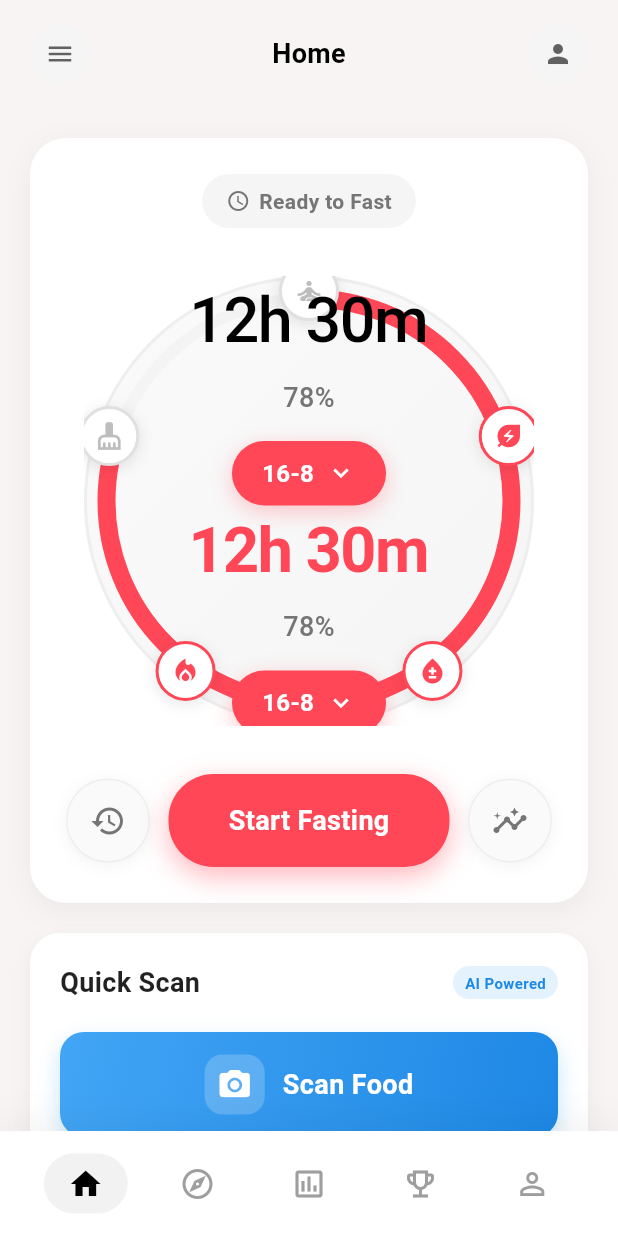
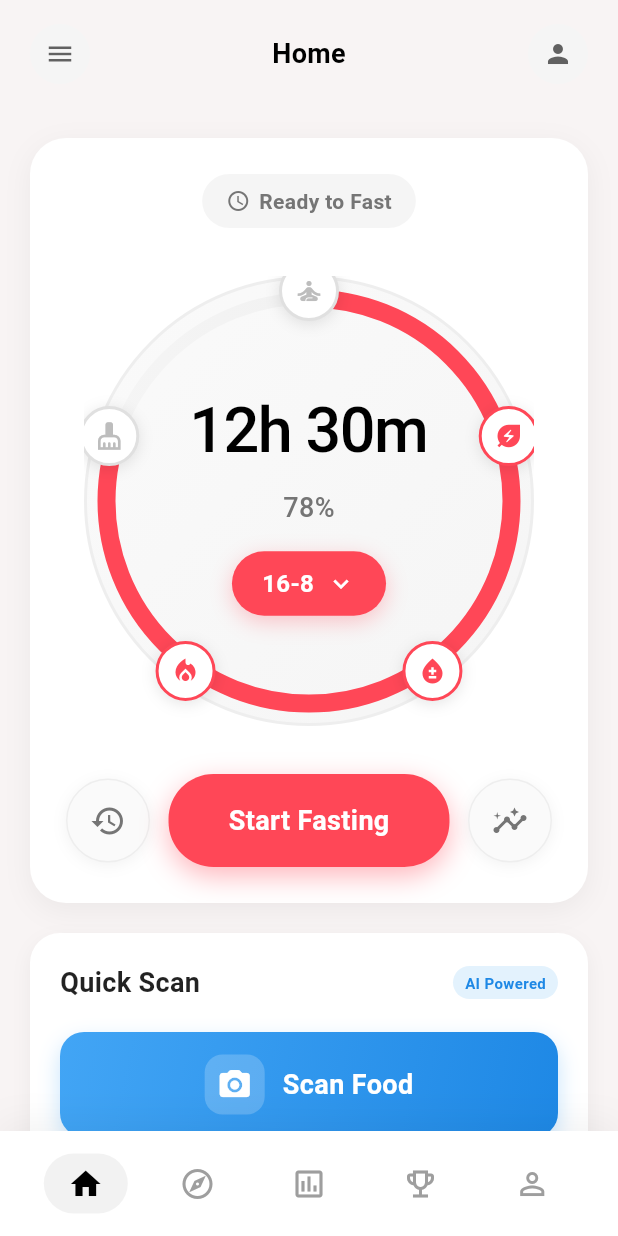
Before and after one commit to snowfoxwoo/learn_flutter, a Flutter app: the screen it shows after launch, on a phone screen of 412 x 824 dp. Run offline on Flutter 3.47's test engine with Material 3 defaults, Android fonts, the phone set to English and light mode, and no system bars; our stand-ins replace assets_audio_player, camera, fl_chart, flutter_animate, flutter_svg, geolocator and 2 more; missing offline and left inert: tflite_flutter; project files that could hold a hidden picture were left out.

Commit message:
fix gradle, food scanner and fasting timer banner issues

```diff
--- a/flouriscent_nutrional_app/lib/models/user_metrics.dart
+++ b/flouriscent_nutrional_app/lib/models/user_metrics.dart
@@ -1,5 +1,3 @@
-import 'package:flutter/foundation.dart';
-
 class UserMetrics {
   final int calories;
   final int calorieGoal;
--- a/flouriscent_nutrional_app/lib/screens/food_scanner_screen.dart
+++ b/flouriscent_nutrional_app/lib/screens/food_scanner_screen.dart
@@ -264,7 +264,7 @@ class _FoodScannerScreenState extends State<FoodScannerScreen> {
 
       // Prepare output
       final output = _prepareOutput();
-      _updateDebugInfo("Output prepared with shape: ${_outputShape}");
+      _updateDebugInfo("Output prepared with shape: $_outputShape");
 
       // Run inference
       _interpreter!.run(input, output);
--- a/flouriscent_nutrional_app/lib/widgets/fasting_timer_banner.dart
+++ b/flouriscent_nutrional_app/lib/widgets/fasting_timer_banner.dart
@@ -1,7 +1,6 @@
 import 'package:flutter/material.dart';
 import 'dart:math' as math;
 import '../providers/user_metrics_provider.dart';
-import '../utils/dialog_helpers.dart';
 
 class FastingTimerBanner extends StatefulWidget {
   final UserMetricsProvider provider;
@@ -27,25 +26,6 @@ class FastingStage {
 
 class _FastingTimerBannerState extends State<FastingTimerBanner> {
   bool _showCompletion = false;
-
-  @override
-  void initState() {
-    super.initState();
-    WidgetsBinding.instance.addPostFrameCallback((_) {
-      _checkFastingCompletion();
-    });
-  }
-
-  void _checkFastingCompletion() {
-    if (widget.provider.isFasting &&
-        widget.provider.metrics.fastingProgress >= 1.0) {
-      widget.provider.stopFasting();
-      setState(() => _showCompletion = true);
-      Future.delayed(const Duration(seconds: 2), () {
-        if (mounted) setState(() => _showCompletion = false);
-      });
-    }
-  }
 
   final List<FastingStage> fastingStages = [
     FastingStage(
@@ -96,6 +76,25 @@ class _FastingTimerBannerState extends State<FastingTimerBanner> {
   ];
 
   @override
+  void initState() {
+    super.initState();
+    WidgetsBinding.instance.addPostFrameCallback((_) {
+      _checkFastingCompletion();
+    });
+  }
+
+  void _checkFastingCompletion() {
+    if (widget.provider.isFasting &&
+        widget.provider.metrics.fastingProgress >= 1.0) {
+      widget.provider.stopFasting();
+      setState(() => _showCompletion = true);
+      Future.delayed(const Duration(seconds: 2), () {
+        if (mounted) setState(() => _showCompletion = false);
+      });
+    }
+  }
+
+  @override
   Widget build(BuildContext context) {
     final metrics = widget.provider.metrics;
     final isFasting = widget.provider.isFasting;
@@ -122,7 +121,28 @@ class _FastingTimerBannerState extends State<FastingTimerBanner> {
         mainAxisAlignment: MainAxisAlignment.center,
         children: [
           // Status Header
-          Container(
+          _buildStatusHeader(isCompleted, isFasting, primaryColor),
+
+          const SizedBox(height: 32),
+
+          // Circular Timer
+          _buildCircularTimer(metrics, primaryColor, selectedPreset),
+
+          const SizedBox(height: 32),
+
+          // Action Buttons Row
+          _buildActionButtons(isFasting, primaryColor),
+        ],
+      ),
+    );
+  }
+
+  Widget _buildStatusHeader(
+    bool isCompleted,
+    bool isFasting,
+    Color primaryColor,
+  ) {
+    return Container(
       padding: const EdgeInsets.symmetric(horizontal: 16, vertical: 8),
       decoration: BoxDecoration(
         color:
@@ -170,12 +190,15 @@ class _FastingTimerBannerState extends State<FastingTimerBanner> {
           ),
         ],
       ),
-          ),
+    );
+  }
 
-          const SizedBox(height: 32),
-
-          // Circular Timer
-          SizedBox(
+  Widget _buildCircularTimer(
+    dynamic metrics,
+    Color primaryColor,
+    String selectedPreset,
+  ) {
+    return SizedBox(
       width: 300,
       height: 300,
       child: Stack(
@@ -210,8 +233,7 @@ class _FastingTimerBannerState extends State<FastingTimerBanner> {
           ...fastingStages.asMap().entries.map((entry) {
             final stage = entry.value;
             if (stage.threshold > 0 && stage.threshold <= 1.0) {
-                    final angle =
-                        (stage.threshold * 360 - 90) * (math.pi / 180);
+              final angle = (stage.threshold * 360 - 90) * (math.pi / 180);
               final x = 140 * math.cos(angle);
               final y = 140 * math.sin(angle);
               final isPassed = metrics.fastingProgress >= stage.threshold;
@@ -228,8 +250,7 @@ class _FastingTimerBannerState extends State<FastingTimerBanner> {
                       color: Colors.white,
                       shape: BoxShape.circle,
                       border: Border.all(
-                              color:
-                                  isPassed ? primaryColor : Colors.grey[300]!,
+                        color: isPassed ? primaryColor : Colors.grey[300]!,
                         width: 2,
                       ),
                       boxShadow: [
@@ -253,22 +274,27 @@ class _FastingTimerBannerState extends State<FastingTimerBanner> {
           }),
 
           // Center Content
-                Column(
-                  mainAxisAlignment: MainAxisAlignment.center,
-                  children: [
-                    // Center Content
-                    Column(
+          _buildCenterContent(metrics, primaryColor, selectedPreset),
+        ],
+      ),
+    );
+  }
+
+  Widget _buildCenterContent(
+    dynamic metrics,
+    Color primaryColor,
+    String selectedPreset,
+  ) {
+    return Column(
       mainAxisAlignment: MainAxisAlignment.center,
       children: [
         // Timer Display
         Text(
           metrics.fastingTimeFormatted,
-                          style: TextStyle(
-                            color: Colors.black, // Changed to black
+          style: const TextStyle(
+            color: Colors.black,
             fontSize: 42,
-                            fontWeight:
-                                FontWeight
-                                    .w500, // Medium weight instead of bold
+            fontWeight: FontWeight.w500,
             letterSpacing: -1,
           ),
         ),
@@ -290,10 +316,7 @@ class _FastingTimerBannerState extends State<FastingTimerBanner> {
         GestureDetector(
           onTap: () => _showPresetsDialog(context),
           child: Container(
-                            padding: const EdgeInsets.symmetric(
-                              horizontal: 20,
-                              vertical: 10,
-                            ),
+            padding: const EdgeInsets.symmetric(horizontal: 20, vertical: 10),
             decoration: BoxDecoration(
               color: primaryColor,
               borderRadius: BorderRadius.circular(25),
@@ -327,81 +350,11 @@ class _FastingTimerBannerState extends State<FastingTimerBanner> {
           ),
         ),
       ],
-                    ),
-                    // Timer Display
-                    Text(
-                      metrics.fastingTimeFormatted,
-                      style: TextStyle(
-                        color: primaryColor,
-                        fontSize: 42,
-                        fontWeight: FontWeight.bold,
-                        letterSpacing: -1,
-                      ),
-                    ),
-                    const SizedBox(height: 8),
+    );
+  }
 
-                    // Progress Percentage
-                    Text(
-                      '${(metrics.fastingProgress * 100).toInt()}%',
-                      style: TextStyle(
-                        color: Colors.grey[600],
-                        fontSize: 18,
-                        fontWeight: FontWeight.w500,
-                      ),
-                    ),
-
-                    const SizedBox(height: 16),
-
-                    // Preset Selection Button
-                    GestureDetector(
-                      onTap: () => _showPresetsDialog(context),
-                      child: Container(
-                        padding: const EdgeInsets.symmetric(
-                          horizontal: 20,
-                          vertical: 10,
-                        ),
-                        decoration: BoxDecoration(
-                          color: primaryColor,
-                          borderRadius: BorderRadius.circular(25),
-                          boxShadow: [
-                            BoxShadow(
-                              color: primaryColor.withOpacity(0.3),
-                              blurRadius: 12,
-                              offset: const Offset(0, 4),
-                            ),
-                          ],
-                        ),
-                        child: Row(
-                          mainAxisSize: MainAxisSize.min,
-                          children: [
-                            Text(
-                              selectedPreset,
-                              style: const TextStyle(
-                                color: Colors.white,
-                                fontSize: 16,
-                                fontWeight: FontWeight.w600,
-                              ),
-                            ),
-                            const SizedBox(width: 8),
-                            const Icon(
-                              Icons.keyboard_arrow_down,
-                              color: Colors.white,
-                              size: 20,
-                            ),
-                          ],
-                        ),
-                      ),
-                    ),
-                  ],
-                ),
-              ],
-            ),
-          ),
-
-          const SizedBox(height: 32),
-
-          // Action Buttons Row
-          Row(
+  Widget _buildActionButtons(bool isFasting, Color primaryColor) {
+    return Row(
       mainAxisAlignment: MainAxisAlignment.spaceBetween,
       children: [
         // History Button
@@ -421,17 +374,15 @@ class _FastingTimerBannerState extends State<FastingTimerBanner> {
             }
           },
           child: Container(
-                  padding: const EdgeInsets.symmetric(
-                    horizontal: 40,
-                    vertical: 18,
-                  ),
+            padding: const EdgeInsets.symmetric(horizontal: 40, vertical: 18),
             decoration: BoxDecoration(
               color: isFasting ? Colors.red[400] : primaryColor,
               borderRadius: BorderRadius.circular(30),
               boxShadow: [
                 BoxShadow(
-                        color: (isFasting ? Colors.red : primaryColor)
-                            .withOpacity(0.4),
+                  color: (isFasting ? Colors.red : primaryColor).withOpacity(
+                    0.4,
+                  ),
                   blurRadius: 15,
                   offset: const Offset(0, 6),
                 ),
@@ -455,9 +406,6 @@ class _FastingTimerBannerState extends State<FastingTimerBanner> {
           tooltip: 'Fasting Stages',
         ),
       ],
-          ),
-        ],
-      ),
     );
   }
 
@@ -517,7 +465,7 @@ class _FastingTimerBannerState extends State<FastingTimerBanner> {
                 const SizedBox(height: 20),
 
                 // Title
-                Text(
+                const Text(
                   'Select Fasting Plan',
                   style: TextStyle(
                     fontSize: 18,
@@ -714,7 +662,7 @@ class _FastingTimerBannerState extends State<FastingTimerBanner> {
                             ],
                           ),
                         );
-                      }).toList(),
+                      }),
                   ],
                 ),
               ),
@@ -773,7 +721,7 @@ class _FastingTimerBannerState extends State<FastingTimerBanner> {
       context: context,
       backgroundColor: Colors.white,
       isScrollControlled: true,
-      shape: RoundedRectangleBorder(
+      shape: const RoundedRectangleBorder(
         borderRadius: BorderRadius.vertical(top: Radius.circular(20)),
       ),
       builder:
@@ -801,7 +749,7 @@ class _FastingTimerBannerState extends State<FastingTimerBanner> {
                     const SizedBox(height: 20),
 
                     // Title
-                    Text(
+                    const Text(
                       'Fasting Stages Overview',
                       style: TextStyle(
                         fontSize: 20,
@@ -814,9 +762,9 @@ class _FastingTimerBannerState extends State<FastingTimerBanner> {
                     // Current stage
                     Text(
                       'You are currently in: ${currentStage.name}',
-                      style: TextStyle(
+                      style: const TextStyle(
                         fontSize: 16,
-                        color: const Color(0xFFFF4757),
+                        color: Color(0xFFFF4757),
                         fontWeight: FontWeight.w600,
                       ),
                       textAlign: TextAlign.center,
--- a/flouriscent_nutrional_app/pubspec.yaml
+++ b/flouriscent_nutrional_app/pubspec.yaml
@@ -47,13 +47,14 @@ dependencies:
   path: ^1.8.3
   #TFLite
   # tflite_flutter_helper: ^0.2.1
-  tflite_flutter: 0.11.0  # Use the latest official version
+  tflite_flutter: ^0.10.4  # Use the latest official version
   # tflite_flutter_helper_plus: ^0.0.2
   image: ^3.3.0  # For image decoding
   intl: ^0.18.0  # For date formatting in history screen
   flutter_animate: ^4.1.1+1
   animated_svg: ^2.1.0
   fl_chart: ^0.55.2
+
 
 
 
```
Also changed, not shown: flouriscent_nutrional_app/assets/models/food101labels.txt (added, +101 -0 lines), flouriscent_nutrional_app/pubspec.lock, 1 other file. Lines whose indentation alone changed are shown as unchanged.
